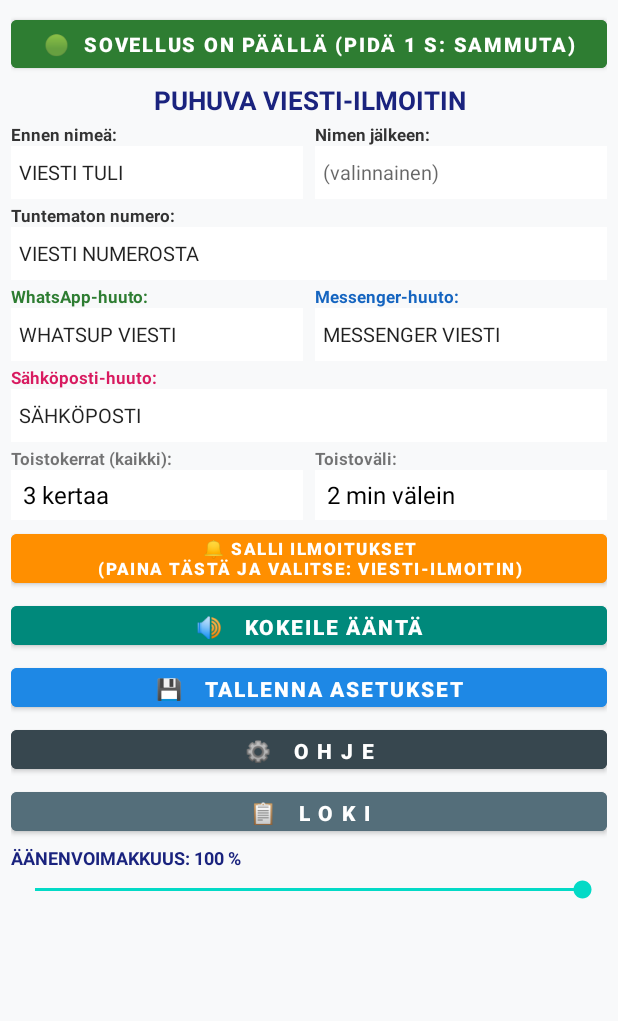
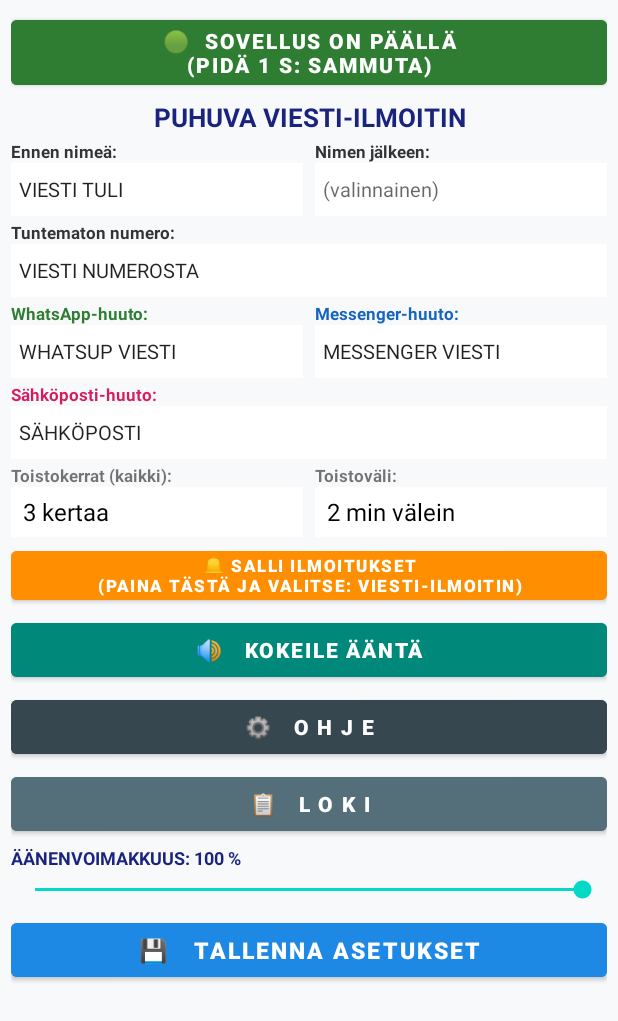
Before and after one commit to juhaniuusivuori-code/ViestiIlmoitin, an Android app: the screen it shows after launch (MainActivity), on a phone screen of 412 x 824 dp. Shown: the top 1021 px of the screen. Run offline under Robolectric (Android 15) with nearby library versions, the phone set to English and light mode, and no system bars.

Commit message:
Make master switch taller, move Save button to bottom below Volume, and increase height of action buttons

```diff
--- a/app/src/main/java/com/example/viestiilmoitin/MainActivity.kt
+++ b/app/src/main/java/com/example/viestiilmoitin/MainActivity.kt
@@ -156,10 +156,10 @@ class MainActivity : AppCompatActivity(), TextToSpeech.OnInitListener {
 
     private fun paivitaPaaKytkinNakyma(isEnabled: Boolean) {
         if (isEnabled) {
-            btnMasterSwitch.text = "🟢  SOVELLUS ON PÄÄLLÄ (Pidä 1 s: SAMMUTA)"
+            btnMasterSwitch.text = "🟢  SOVELLUS ON PÄÄLLÄ\n(Pidä 1 s: SAMMUTA)"
             btnMasterSwitch.backgroundTintList = ColorStateList.valueOf(android.graphics.Color.parseColor("#2E7D32"))
         } else {
-            btnMasterSwitch.text = "🔴  SOVELLUS ON POIS PÄÄLTÄ (Pidä 1 s: KÄYNNISTÄ)"
+            btnMasterSwitch.text = "🔴  SOVELLUS ON POIS PÄÄLTÄ\n(Pidä 1 s: KÄYNNISTÄ)"
             btnMasterSwitch.backgroundTintList = ColorStateList.valueOf(android.graphics.Color.parseColor("#C62828"))
         }
     }
@@ -282,8 +282,8 @@ class MainActivity : AppCompatActivity(), TextToSpeech.OnInitListener {
             ━━━━━━━━━━━━━━━━━━━━━━
             5. ÄÄNENVOIMAKKUUDEN SÄÄTÖ
             ━━━━━━━━━━━━━━━━━━━━━━
-            • Ruudun alalaidassa olevalla liukusäätimellä voit määrittää äänenvoimakkuuden (10 % – 100 %).
-            • Kokeile äänenvoimakkuutta painamalla "KOKEILE ÄÄNTÄ" ja muista tallentaa painamalla "TALLENNA ASETUKSET"!
+            • Ruudun alaosassa olevalla liukusäätimellä voit määrittää äänenvoimakkuuden (10 % – 100 %).
+            • Kokeile äänenvoimakkuutta painamalla "KOKEILE ÄÄNTÄ".
 
             ━━━━━━━━━━━━━━━━━━━━━━
             6. VIESTILOKI
@@ -295,8 +295,8 @@ class MainActivity : AppCompatActivity(), TextToSpeech.OnInitListener {
             ━━━━━━━━━━━━━━━━━━━━━━
             7. TALLENNUS JA KOKEILU
             ━━━━━━━━━━━━━━━━━━━━━━
-            • Paina "KOKEILE ÄÄNTÄ" testataksesi ääntä kaiuttimesta.
-            • Muutosten jälkeen muista aina painaa "TALLENNA ASETUKSET"!
+            • Aivan ruudun alimmaisena on suuri sininen painike: "TALLENNA ASETUKSET".
+            • Paina "KOKEILE ÄÄNTÄ" testataksesi ääntä kaiuttimesta ja muista aina lopuksi painaa alhaalta "TALLENNA ASETUKSET"!
         """.trimIndent()
 
         val scrollView = ScrollView(this).apply {
--- a/app/src/main/res/layout/activity_main.xml
+++ b/app/src/main/res/layout/activity_main.xml
@@ -6,13 +6,16 @@
     android:padding="7dp"
     android:background="#F8F9FA">
 
-    <!-- 0. PÄÄLLÄ / POIS -PÄÄKYTKIN YLIMMÄISEKSI (1 s viive vahinkopainalluksia vastaan) -->
+    <!-- 0. PÄÄLLÄ / POIS -PÄÄKYTKIN YLIMMÄISEKSI (Korkea palkki, teksti ei katoa reunan alle) -->
     <Button
         android:id="@+id/btnMasterSwitch"
         android:layout_width="match_parent"
-        android:layout_height="44dp"
-        android:text="🟢  SOVELLUS ON PÄÄLLÄ (Pidä 1 s: SAMMUTA)"
-        android:textSize="13sp"
+        android:layout_height="wrap_content"
+        android:minHeight="54dp"
+        android:paddingTop="4dp"
+        android:paddingBottom="4dp"
+        android:text="🟢  SOVELLUS ON PÄÄLLÄ\n(Pidä 1 s: SAMMUTA)"
+        android:textSize="14sp"
         android:textStyle="bold"
         android:textColor="#FFFFFF"
         android:backgroundTint="#2E7D32"
@@ -252,11 +255,12 @@
         android:textColor="#FFFFFF"
         android:layout_marginBottom="3dp" />
 
-    <!-- 7. Kokeile ääntä -->
+    <!-- 7. Kokeile ääntä (Korkeampi palkki) -->
     <Button
         android:id="@+id/btnTest"
         android:layout_width="match_parent"
-        android:layout_height="38dp"
+        android:layout_height="wrap_content"
+        android:minHeight="48dp"
         android:text="🔊   KOKEILE ÄÄNTÄ"
         android:textSize="14sp"
         android:textStyle="bold"
@@ -264,23 +268,12 @@
         android:textColor="#FFFFFF"
         android:layout_marginBottom="3dp" />
 
-    <!-- 8. Tallenna asetukset -->
-    <Button
-        android:id="@+id/btnSave"
-        android:layout_width="match_parent"
-        android:layout_height="38dp"
-        android:text="💾   TALLENNA ASETUKSET"
-        android:textSize="14sp"
-        android:textStyle="bold"
-        android:backgroundTint="#1E88E5"
-        android:textColor="#FFFFFF"
-        android:layout_marginBottom="3dp" />
-
-    <!-- 9. Ohje -->
+    <!-- 8. Ohje (Korkeampi palkki) -->
     <Button
         android:id="@+id/btnHelp"
         android:layout_width="match_parent"
-        android:layout_height="38dp"
+        android:layout_height="wrap_content"
+        android:minHeight="48dp"
         android:text="⚙️   O H J E"
         android:textSize="14sp"
         android:textStyle="bold"
@@ -288,11 +281,12 @@
         android:textColor="#FFFFFF"
         android:layout_marginBottom="3dp" />
 
-    <!-- 10. Loki -->
+    <!-- 9. Loki (Korkeampi palkki) -->
     <Button
         android:id="@+id/btnLog"
         android:layout_width="match_parent"
-        android:layout_height="38dp"
+        android:layout_height="wrap_content"
+        android:minHeight="48dp"
         android:text="📋   L O K I"
         android:textSize="14sp"
         android:textStyle="bold"
@@ -300,7 +294,7 @@
         android:textColor="#FFFFFF"
         android:layout_marginBottom="3dp" />
 
-    <!-- 11. ALIMMAISEKSI: VOLUME liukusäädin lokin alapuolella -->
+    <!-- 10. VOLUME liukusäädin lokin alapuolella -->
     <TextView
         android:id="@+id/tvVolumeLabel"
         android:layout_width="match_parent"
@@ -316,6 +310,19 @@
         android:layout_width="match_parent"
         android:layout_height="24dp"
         android:max="100"
-        android:progress="100" />
+        android:progress="100"
+        android:layout_marginBottom="4dp" />
+
+    <!-- 11. ALIMMAISEKSI: Tallenna asetukset VOLUMEN alle (Korkea ja selkeä palkki) -->
+    <Button
+        android:id="@+id/btnSave"
+        android:layout_width="match_parent"
+        android:layout_height="wrap_content"
+        android:minHeight="48dp"
+        android:text="💾   TALLENNA ASETUKSET"
+        android:textSize="15sp"
+        android:textStyle="bold"
+        android:backgroundTint="#1E88E5"
+        android:textColor="#FFFFFF" />
 
 </LinearLayout>
```
